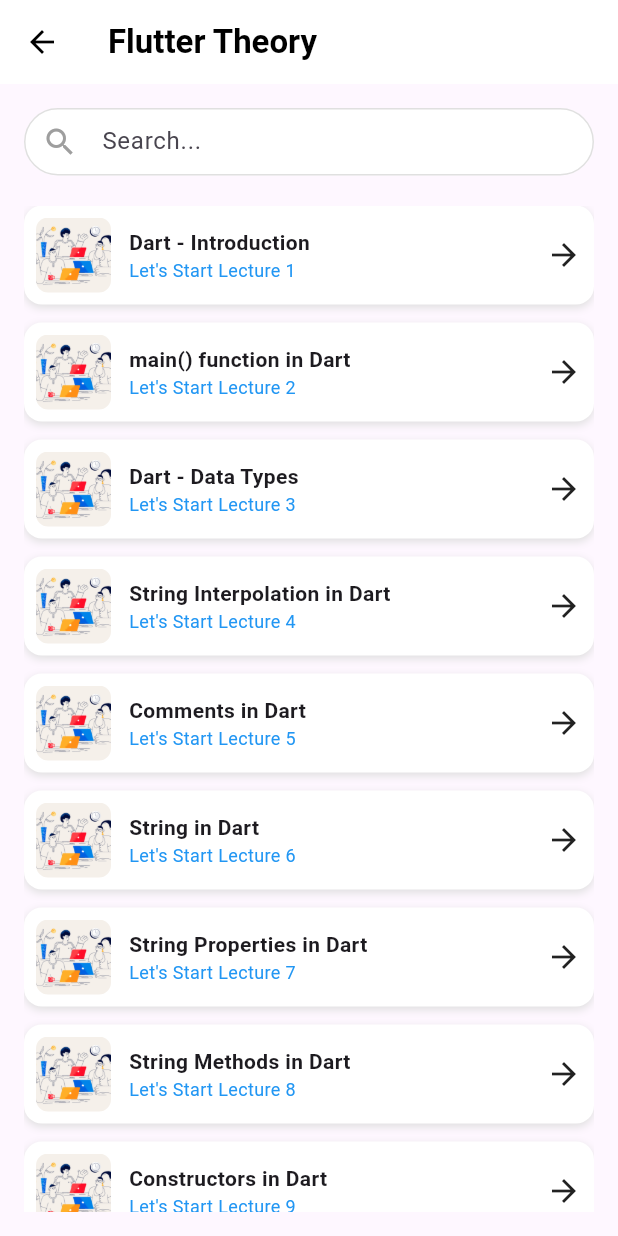
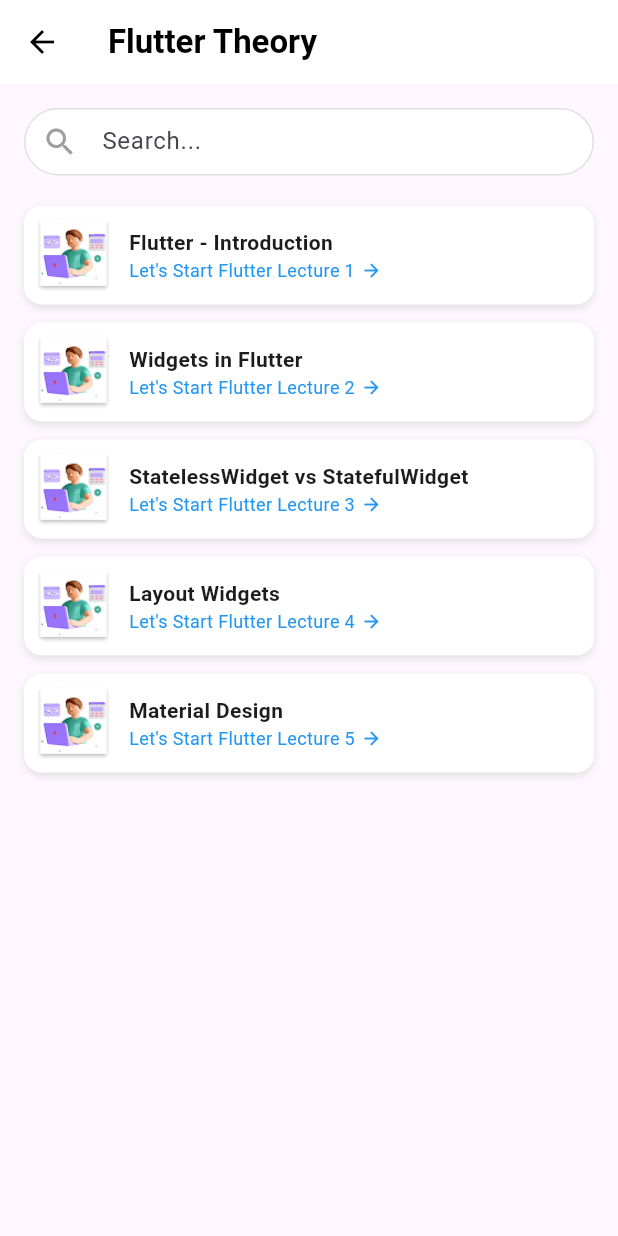
Before and after one commit to nemo-arjuna/Devgrow_app, a Flutter app: the FlutterTheoryPage screen opened directly, on a phone screen of 412 x 824 dp. Run offline on Flutter 3.47's test engine with Material 3 defaults, Android fonts, the phone set to English and light mode, and no system bars; our stand-ins replace sqflite; missing offline and left inert: dart:html; accounts and stored records are empty.

Commit message:
update halaman Dart Theory, Flutter Theory, Practicals, Syntaxes

```diff
--- a/lib/db/db_helper.dart
+++ b/lib/db/db_helper.dart
@@ -5,6 +5,7 @@
 import '../models/material_model.dart';
 import '../models/category_model.dart';
 import '../models/dart_theory_model.dart';
+import '../models/flutter_theory_model.dart';
 import 'web_storage.dart';
 
 class DBHelper {
@@ -64,9 +65,21 @@
       )
     ''');
 
+    await db.execute('''
+      CREATE TABLE flutter_theories(
+        id INTEGER PRIMARY KEY AUTOINCREMENT,
+        title TEXT NOT NULL,
+        subtitle TEXT NOT NULL,
+        content TEXT,
+        image TEXT,
+        isBookmarked INTEGER DEFAULT 0
+      )
+    ''');
+
     await _seedCategories(db);
     await _seedMaterials(db);
     await _seedDartTheories(db);
+    await _seedFlutterTheories(db);
   }
 
   Future _onUpgrade(Database db, int oldVersion, int newVersion) async {
@@ -349,6 +362,11 @@
   }
 
   Future<List<MaterialModel>> getBookmarkedMaterials() async {
+    if (kIsWeb) {
+      // Web platform: use WebStorage
+      return WebStorage.getBookmarkedMaterials();
+    } else {
+      // Android platform: use SQLite
       final db = await database;
       final res = await db.query(
         'materials',
@@ -358,8 +376,15 @@
       );
       return res.map((e) => MaterialModel.fromMap(e)).toList();
     }
+  }
 
   Future<int> toggleBookmark(int id, bool bookmarked) async {
+    if (kIsWeb) {
+      // Web platform: use WebStorage
+      WebStorage.toggleBookmark(id);
+      return 1; // Return success
+    } else {
+      // Android platform: use SQLite
       final db = await database;
       return await db.update(
         'materials',
@@ -367,6 +392,7 @@
         where: 'id = ?',
         whereArgs: [id],
       );
+    }
   }
 
   // =========================
@@ -409,20 +435,88 @@
     }
   }
 
-  Future<void> seedDartTheories(Database db) async {
+  // =========================
+  // 🔹 FLUTTER THEORIES
+  // =========================
+  Future<List<FlutterTheoryModel>> getAllFlutterTheories() async {
+    try {
+      if (kIsWeb) {
+        // Web platform: use WebStorage
+        final theories = WebStorage.getAllFlutterTheories();
+        print("Found ${theories.length} flutter theories in web storage");
+        return theories;
+      } else {
+        // Android platform: use SQLite
+        final db = await database;
+        final res = await db.query('flutter_theories', orderBy: 'id ASC');
+        print("Found ${res.length} flutter theories in database");
+        return res.map((e) => FlutterTheoryModel.fromMap(e)).toList();
+      }
+    } catch (e) {
+      print("Error getting flutter theories: $e");
+      return [];
+    }
+  }
+
+  Future<int> toggleFlutterTheoryBookmark(int id, bool bookmarked) async {
+    if (kIsWeb) {
+      // Web platform: use WebStorage
+      WebStorage.toggleFlutterTheoryBookmark(id);
+      return 1; // Return success
+    } else {
+      // Android platform: use SQLite
+      final db = await database;
+      return await db.update(
+        'flutter_theories',
+        {'isBookmarked': bookmarked ? 1 : 0},
+        where: 'id = ?',
+        whereArgs: [id],
+      );
+    }
+  }
+
+  Future<void> _seedFlutterTheories(Database db) async {
     final theories = [
       {
-        'title': 'Dart - Introduction',
-        'subtitle': "Let's Start Lecture 1",
+        'title': 'Flutter - Introduction',
+        'subtitle': "Let's Start Flutter Lecture 1",
+        'content': 'Introduction to Flutter framework and its features.',
         'image': 'lib/assets/dart.jpg',
-        'content': 'Introduction to Dart programming language...',
         'isBookmarked': 0
       },
-      // ... add all your theories here
+      {
+        'title': 'Widgets in Flutter',
+        'subtitle': "Let's Start Flutter Lecture 2",
+        'content': 'Understanding the basics of widgets in Flutter.',
+        'image': 'lib/assets/dart.jpg',
+        'isBookmarked': 0
+      },
+      {
+        'title': 'StatelessWidget vs StatefulWidget',
+        'subtitle': "Let's Start Flutter Lecture 3",
+        'content':
+            'Understanding the difference between stateless and stateful widgets.',
+        'image': 'lib/assets/dart.jpg',
+        'isBookmarked': 0
+      },
+      {
+        'title': 'Layout Widgets',
+        'subtitle': "Let's Start Flutter Lecture 4",
+        'content': 'Understanding layout widgets like Row, Column, Stack, etc.',
+        'image': 'lib/assets/dart.jpg',
+        'isBookmarked': 0
+      },
+      {
+        'title': 'Material Design',
+        'subtitle': "Let's Start Flutter Lecture 5",
+        'content': 'Implementing Material Design in Flutter.',
+        'image': 'lib/assets/dart.jpg',
+        'isBookmarked': 0
+      }
     ];
 
     for (var theory in theories) {
-      await db.insert('dart_theories', theory);
+      await db.insert('flutter_theories', theory);
     }
   }
 
--- a/lib/db/web_storage.dart
+++ b/lib/db/web_storage.dart
@@ -3,10 +3,12 @@
 import '../models/category_model.dart';
 import '../models/material_model.dart';
 import '../models/dart_theory_model.dart';
+import '../models/flutter_theory_model.dart';
 
 class WebStorage {
   static const String categoriesKey = 'categories';
   static const String materialsKey = 'materials';
+  static const String flutterTheoriesKey = 'flutter_theories';
 
   // Initialize with seed data if empty
   static void initializeIfEmpty() {
@@ -19,15 +21,20 @@
     if (!html.window.localStorage.containsKey(dartTheoriesKey)) {
       _seedDartTheories();
     }
+    if (!html.window.localStorage.containsKey(flutterTheoriesKey)) {
+      _seedFlutterTheories();
+    }
+    // Uncomment line below to reset data (for development only)
+    // resetDatabase();
   }
 
   static void _seedCategories() {
     final categories = [
-      {'id': 1, 'name': 'Practical', 'image': 'lib/assets/practicals.jpg'},
-      {'id': 2, 'name': 'Syntax', 'image': 'lib/assets/syntax.jpg'},
-      {'id': 3, 'name': 'Dart', 'image': 'lib/assets/dart.jpg'},
-      {'id': 4, 'name': 'Flutter', 'image': 'lib/assets/dart.jpg'},
-      {'id': 5, 'name': 'Quiz', 'image': 'lib/assets/lecture.jpg'},
+      {'id': 1, 'name': 'Practical', 'image': 'lib/assets/practical_category.jpg'},
+      {'id': 2, 'name': 'Syntax', 'image': 'lib/assets/syntax_category.jpg'},
+      {'id': 3, 'name': 'Dart', 'image': 'lib/assets/dart_category.jpg'},
+      {'id': 4, 'name': 'Flutter', 'image': 'lib/assets/flutter_category.jpg'},
+      {'id': 5, 'name': 'Quiz', 'image': 'lib/assets/quiz_category.jpg'},
     ];
     html.window.localStorage[categoriesKey] = json.encode(categories);
   }
@@ -41,7 +48,7 @@
             'Contoh implementasi Provider untuk state management di Flutter.',
         'categoryId': 1,
         'isBookmarked': 0,
-        'image': 'lib/assets/practicals.jpg'
+        'image': 'lib/assets/practical_category.jpg'
       },
       {
         'id': 2,
@@ -50,7 +57,7 @@
             'Penjelasan tentang variable, tipe data, dan type inference di Dart.',
         'categoryId': 2,
         'isBookmarked': 0,
-        'image': 'lib/assets/syntax.jpg'
+        'image': 'lib/assets/syntax_category.jpg'
       },
       {
         'id': 3,
@@ -58,7 +65,7 @@
         'content': 'Ringkasan sintaks dasar dan contoh.',
         'categoryId': 3,
         'isBookmarked': 0,
-        'image': 'lib/assets/dart.jpg'
+        'image': 'lib/assets/dart_category.jpg'
       },
       {
         'id': 4,
@@ -67,7 +74,7 @@
             'Mengenal widget dasar: StatelessWidget, StatefulWidget, layout dasar.',
         'categoryId': 4,
         'isBookmarked': 0,
-        'image': 'lib/assets/dart.jpg'
+        'image': 'lib/assets/flutter_category.jpg'
       },
       {
         'id': 5,
@@ -75,7 +82,7 @@
         'content': 'Kumpulan soal untuk menguji pengetahuan dasar Dart.',
         'categoryId': 5,
         'isBookmarked': 0,
-        'image': 'lib/assets/lecture.jpg'
+        'image': 'lib/assets/quiz_category.jpg'
       },
     ];
     html.window.localStorage[materialsKey] = json.encode(materials);
@@ -104,9 +111,10 @@
     List<dynamic> jsonData = json.decode(data);
     int index = jsonData.indexWhere((item) => item['id'] == id);
     if (index != -1) {
-      jsonData[index]['isBookmarked'] =
-          jsonData[index]['isBookmarked'] == 0 ? 1 : 0;
+      jsonData[index]['isBookmarked'] = jsonData[index]['isBookmarked'] == 0 ? 1 : 0;
+      // Save the updated data back to localStorage
       html.window.localStorage[materialsKey] = json.encode(jsonData);
+      print('Bookmark toggled for material $id, new value: ${jsonData[index]['isBookmarked']}');
     }
   }
 
@@ -116,15 +124,139 @@
         .toList();
   }
 
+  static List<MaterialModel> getBookmarkedMaterials() {
+    return getAllMaterials()
+        .where((material) => material.isBookmarked)
+        .toList();
+  }
+
   static const String dartTheoriesKey = 'dart_theories';
 
   static void resetDatabase() {
     html.window.localStorage.remove(categoriesKey);
     html.window.localStorage.remove(materialsKey);
     html.window.localStorage.remove(dartTheoriesKey);
+    html.window.localStorage.remove(flutterTheoriesKey);
     _seedCategories();
     _seedMaterials();
     _seedDartTheories();
+    _seedFlutterTheories();
+  }
+
+  static List<FlutterTheoryModel> getAllFlutterTheories() {
+    final String? data = html.window.localStorage[flutterTheoriesKey];
+    if (data == null) return [];
+
+    List<dynamic> jsonData = json.decode(data);
+    return jsonData.map((item) => FlutterTheoryModel.fromMap(item)).toList();
+  }
+
+  static void toggleFlutterTheoryBookmark(int id) {
+    final String? data = html.window.localStorage[flutterTheoriesKey];
+    if (data == null) return;
+
+    List<dynamic> jsonData = json.decode(data);
+    int index = jsonData.indexWhere((item) => item['id'] == id);
+    if (index != -1) {
+      jsonData[index]['isBookmarked'] =
+          jsonData[index]['isBookmarked'] == 0 ? 1 : 0;
+      html.window.localStorage[flutterTheoriesKey] = json.encode(jsonData);
+    }
+  }
+
+  static void _seedFlutterTheories() {
+    final theories = [
+      {
+        'id': 1,
+        'title': 'Flutter - Introduction',
+        'subtitle': "Let's Start Lecture 1",
+        'content': 'Introduction to Flutter framework and its features.',
+        'image': 'lib/assets/flutter.png',
+        'isBookmarked': 0
+      },
+      {
+        'id': 2,
+        'title': 'Advantages of Flutter',
+        'subtitle': "Let's Start Lecture 2",
+        'content': 'Understanding the basics of widgets in Flutter.',
+        'image': 'lib/assets/flutter.png',
+        'isBookmarked': 0
+      },
+      {
+        'id': 3,
+        'title': 'Disadvantages of Flutter',
+        'subtitle': "Let's Start Lecture 3",
+        'content':
+            'Understanding the difference between stateless and stateful widgets.',
+        'image': 'lib/assets/flutter.png',
+        'isBookmarked': 0
+      },
+      {
+        'id': 4,
+        'title': 'Apps build with Flutter',
+        'subtitle': "Let's Start Lecture 4",
+        'content': 'Understanding layout widgets like Row, Column, Stack, etc.',
+        'image': 'lib/assets/flutter.png',
+        'isBookmarked': 0
+      },
+      {
+        'id': 5,
+        'title': 'Instalation of Flutter',
+        'subtitle': "Let's Start Lecture 5",
+        'content': 'Implementing Material Design in Flutter.',
+        'image': 'lib/assets/flutter.png',
+        'isBookmarked': 0
+      },
+      {
+        'id': 6,
+        'title': 'Architecture of Flutter',
+        'subtitle': "Let's Start Lecture 6",
+        'content': 'Implementing Material Design in Flutter.',
+        'image': 'lib/assets/flutter.png',
+        'isBookmarked': 0
+      },
+      {
+        'id': 7,
+        'title': 'Types of Layout widgets',
+        'subtitle': "Let's Start Lecture 7",
+        'content': 'Implementing Material Design in Flutter.',
+        'image': 'lib/assets/flutter.png',
+        'isBookmarked': 0
+      },
+      {
+        'id': 8,
+        'title': 'Single Child Wisgets',
+        'subtitle': "Let's Start Lecture 8",
+        'content': 'Implementing Material Design in Flutter.',
+        'image': 'lib/assets/flutter.png',
+        'isBookmarked': 0
+      },
+      {
+        'id': 9,
+        'title': 'Multiple Child Widgets',
+        'subtitle': "Let's Start Lecture 9",
+        'content': 'Implementing Material Design in Flutter.',
+        'image': 'lib/assets/flutter.png',
+        'isBookmarked': 0
+      },
+      {
+        'id': 10,
+        'title': 'Stateful and Stateless Widgets',
+        'subtitle': "Let's Start Lecture 10",
+        'content': 'Implementing Material Design in Flutter.',
+        'image': 'lib/assets/flutter.png',
+        'isBookmarked': 0
+      },
+      {
+        'id': 11,
+        'title': 'Handling gestures in Flutter',
+        'subtitle': "Let's Start Lecture 11",
+        'content': 'Implementing Material Design in Flutter.',
+        'image': 'lib/assets/flutter.png',
+        'isBookmarked': 0
+      },
+    ];
+    html.window.localStorage[flutterTheoriesKey] = json.encode(theories);
   }
 
   static void _seedDartTheories() {
--- /dev/null
+++ b/lib/models/flutter_theory_model.dart
@@ -0,0 +1,57 @@
+class FlutterTheoryModel {
+  final int id;
+  final String title;
+  final String subtitle;
+  final String image;
+  final String content;
+  final bool isBookmarked;
+
+  FlutterTheoryModel({
+    required this.id,
+    required this.title,
+    required this.subtitle,
+    required this.image,
+    required this.content,
+    this.isBookmarked = false,
+  });
+
+  Map<String, dynamic> toMap() {
+    return {
+      'id': id,
+      'title': title,
+      'subtitle': subtitle,
+      'image': image,
+      'content': content,
+      'isBookmarked': isBookmarked ? 1 : 0,
+    };
+  }
+
+  factory FlutterTheoryModel.fromMap(Map<String, dynamic> map) {
+    return FlutterTheoryModel(
+      id: map['id'] as int,
+      title: map['title'] as String,
+      subtitle: map['subtitle'] as String,
+      image: map['image'] as String,
+      content: map['content'] as String,
+      isBookmarked: map['isBookmarked'] == 1,
+    );
+  }
+
+  FlutterTheoryModel copyWith({
+    int? id,
+    String? title,
+    String? subtitle,
+    String? image,
+    String? content,
+    bool? isBookmarked,
+  }) {
+    return FlutterTheoryModel(
+      id: id ?? this.id,
+      title: title ?? this.title,
+      subtitle: subtitle ?? this.subtitle,
+      image: image ?? this.image,
+      content: content ?? this.content,
+      isBookmarked: isBookmarked ?? this.isBookmarked,
+    );
+  }
+}
--- /dev/null
+++ b/lib/providers/flutter_theory_provider.dart
@@ -0,0 +1,55 @@
+import 'package:flutter/foundation.dart';
+import '../db/db_helper.dart';
+import '../models/flutter_theory_model.dart';
+
+class FlutterTheoryProvider with ChangeNotifier {
+  List<FlutterTheoryModel> _theories = [];
+  bool _isLoading = false;
+  String _searchQuery = '';
+
+  List<FlutterTheoryModel> get theories => _theories;
+  bool get isLoading => _isLoading;
+
+  List<FlutterTheoryModel> get filteredTheories {
+    if (_searchQuery.isEmpty) return _theories;
+    return _theories.where((theory) {
+      return theory.title.toLowerCase().contains(_searchQuery.toLowerCase()) ||
+          theory.subtitle.toLowerCase().contains(_searchQuery.toLowerCase());
+    }).toList();
+  }
+
+  Future<void> fetchTheories() async {
+    _isLoading = true;
+    notifyListeners();
+
+    try {
+      _theories = await DBHelper.instance.getAllFlutterTheories();
+    } catch (e) {
+      print("Error fetching flutter theories: $e");
+      _theories = [];
+    }
+
+    _isLoading = false;
+    notifyListeners();
+  }
+
+  void setSearchQuery(String query) {
+    _searchQuery = query;
+    notifyListeners();
+  }
+
+  Future<void> toggleBookmark(int id) async {
+    try {
+      final index = _theories.indexWhere((t) => t.id == id);
+      if (index != -1) {
+        final theory = _theories[index];
+        await DBHelper.instance
+            .toggleFlutterTheoryBookmark(id, !theory.isBookmarked);
+        _theories[index] = theory.copyWith(isBookmarked: !theory.isBookmarked);
+        notifyListeners();
+      }
+    } catch (e) {
+      print("Error toggling bookmark: $e");
+    }
+  }
+}
--- a/lib/screens/flutter_theory.dart
+++ b/lib/screens/flutter_theory.dart
@@ -1,12 +1,12 @@
 import 'package:flutter/material.dart';
+import 'package:provider/provider.dart';
+import '../providers/flutter_theory_provider.dart';
 
-//add
-//add
 class FlutterTheoryPage extends StatefulWidget {
   final bool autoFocusSearch;
 
   const FlutterTheoryPage({Key? key, this.autoFocusSearch = false})
-    : super(key: key);
+      : super(key: key);
 
   @override
   State<FlutterTheoryPage> createState() => _FlutterTheoryPageState();
@@ -16,67 +16,12 @@
   final TextEditingController _searchController = TextEditingController();
   final FocusNode _searchFocusNode = FocusNode();
 
-  // Data asli lectures
-  final List<Map<String, String>> _allLectures = [
-    {
-      "img": "lib/assets/dart.jpg",
-      "title": "Dart - Introduction",
-      "subtitle": "Let's Start Lecture 1",
-    },
-    {
-      "img": "lib/assets/dart.jpg",
-      "title": "main() function in Dart",
-      "subtitle": "Let's Start Lecture 2",
-    },
-    {
-      "img": "lib/assets/dart.jpg",
-      "title": "Dart - Data Types",
-      "subtitle": "Let's Start Lecture 3",
-    },
-    {
-      "img": "lib/assets/dart.jpg",
-      "title": "String Interpolation in Dart",
-      "subtitle": "Let's Start Lecture 4",
-    },
-    {
-      "img": "lib/assets/dart.jpg",
-      "title": "Comments in Dart",
-      "subtitle": "Let's Start Lecture 5",
-    },
-    {
-      "img": "lib/assets/dart.jpg",
-      "title": "String in Dart",
-      "subtitle": "Let's Start Lecture 6",
-    },
-    {
-      "img": "lib/assets/dart.jpg",
-      "title": "String Properties in Dart",
-      "subtitle": "Let's Start Lecture 7",
-    },
-    {
-      "img": "lib/assets/dart.jpg",
-      "title": "String Methods in Dart",
-      "subtitle": "Let's Start Lecture 8",
-    },
-    {
-      "img": "lib/assets/dart.jpg",
-      "title": "Constructors in Dart",
-      "subtitle": "Let's Start Lecture 9",
-    },
-    {
-      "img": "lib/assets/dart.jpg",
-      "title": "Constructors in Dart",
-      "subtitle": "Let's Start Lecture 10",
-    },
-  ];
-
-  // Data yang difilter
-  List<Map<String, String>> _filteredLectures = [];
-
   @override
   void initState() {
     super.initState();
-    _filteredLectures = List.from(_allLectures);
+    Future.microtask(() {
+      context.read<FlutterTheoryProvider>().fetchTheories();
+    });
 
     if (widget.autoFocusSearch) {
       WidgetsBinding.instance.addPostFrameCallback((_) {
@@ -84,17 +29,10 @@
       });
     }
 
-    _searchController.addListener(_filterLectures);
-  }
-
-  void _filterLectures() {
-    final query = _searchController.text.toLowerCase();
-    setState(() {
-      _filteredLectures = _allLectures.where((lecture) {
-        final title = lecture["title"]!.toLowerCase();
-        final subtitle = lecture["subtitle"]!.toLowerCase();
-        return title.contains(query) || subtitle.contains(query);
-      }).toList();
+    _searchController.addListener(() {
+      context
+          .read<FlutterTheoryProvider>()
+          .setSearchQuery(_searchController.text);
     });
   }
 
@@ -106,10 +44,10 @@
   }
 
   Widget buildLectureItem(
+    BuildContext context,
     String imgPath,
     String title,
     String subtitle,
-    int index,
   ) {
     return Container(
       margin: const EdgeInsets.only(bottom: 12),
@@ -145,14 +83,23 @@
                   title,
                   style: const TextStyle(fontWeight: FontWeight.bold),
                 ),
-                Text(
-                  subtitle,
-                  style: const TextStyle(color: Colors.blue, fontSize: 12),
+                Row(
+                  children: [
+                    Text(
+                      subtitle,
+                      style: const TextStyle(color: Colors.blue, fontSize: 12),
+                    ),
+                    const SizedBox(width: 4),
+                    const Icon(
+                      Icons.arrow_forward,
+                      color: Colors.blue,
+                      size: 14,
+                    ),
+                  ],
                 ),
               ],
             ),
           ),
-          Icon(Icons.arrow_forward),
         ],
       ),
     );
@@ -198,26 +145,37 @@
             ),
             const SizedBox(height: 20),
             Expanded(
-              child: _filteredLectures.isNotEmpty
-                  ? ListView.builder(
-                      itemCount: _filteredLectures.length,
-                      itemBuilder: (context, index) {
-                        final lecture = _filteredLectures[index];
-                        final actualIndex = _allLectures.indexOf(lecture);
-                        return buildLectureItem(
-                          lecture["img"]!,
-                          lecture["title"]!,
-                          lecture["subtitle"]!,
-                          actualIndex,
-                        );
-                      },
-                    )
-                  : const Center(
+              child: Consumer<FlutterTheoryProvider>(
+                builder: (context, provider, child) {
+                  if (provider.isLoading) {
+                    return const Center(child: CircularProgressIndicator());
+                  }
+
+                  final theories = provider.filteredTheories;
+
+                  if (theories.isEmpty) {
+                    return const Center(
                       child: Text(
                         "No results found",
                         style: TextStyle(color: Colors.grey),
                       ),
-                    ),
+                    );
+                  }
+
+                  return ListView.builder(
+                    itemCount: theories.length,
+                    itemBuilder: (context, index) {
+                      final theory = theories[index];
+                      return buildLectureItem(
+                        context,
+                        theory.image,
+                        theory.title,
+                        theory.subtitle,
+                      );
+                    },
+                  );
+                },
+              ),
             ),
           ],
         ),
--- a/lib/screens/practical.dart
+++ b/lib/screens/practical.dart
@@ -1237,7 +1237,7 @@
   Widget build(BuildContext context) {
     return Scaffold(
       appBar: AppBar(
-        title: const Text("Practicals"),
+        title: const Text("Practicals", style: TextStyle(fontWeight: FontWeight.bold),),
         centerTitle: false,
         leading: IconButton(
           icon: const Icon(Icons.arrow_back),
--- a/lib/screens/syntax.dart
+++ b/lib/screens/syntax.dart
@@ -146,7 +146,7 @@
   Widget build(BuildContext context) {
     return Scaffold(
       appBar: AppBar(
-        title: const Text("Syntaxes"),
+        title: const Text("Syntaxes", style: TextStyle(color: Colors.black, fontWeight: FontWeight.bold),),
         centerTitle: false,
         leading: IconButton(
         icon: const Icon(Icons.arrow_back),
```
Also changed, not shown: lib/main.dart (+20 -10 lines), lib/providers/material_provider.dart (+13 -3 lines), lib/screens/bookmark_screen.dart (+3 -5 lines), lib/screens/home_screen.dart (+45 -28 lines), pubspec.yaml (+6 -1 lines), lib/assets/dart.jpg, lib/assets/dart_category.jpg (added), lib/assets/flutter.png (added), lib/assets/flutter_category.jpg (added), lib/assets/lecture.jpg (deleted), lib/assets/practical_category.jpg (added), lib/assets/quiz_category.jpg (added), lib/assets/syntax_category.jpg (added). Lines whose indentation alone changed are shown as unchanged.
